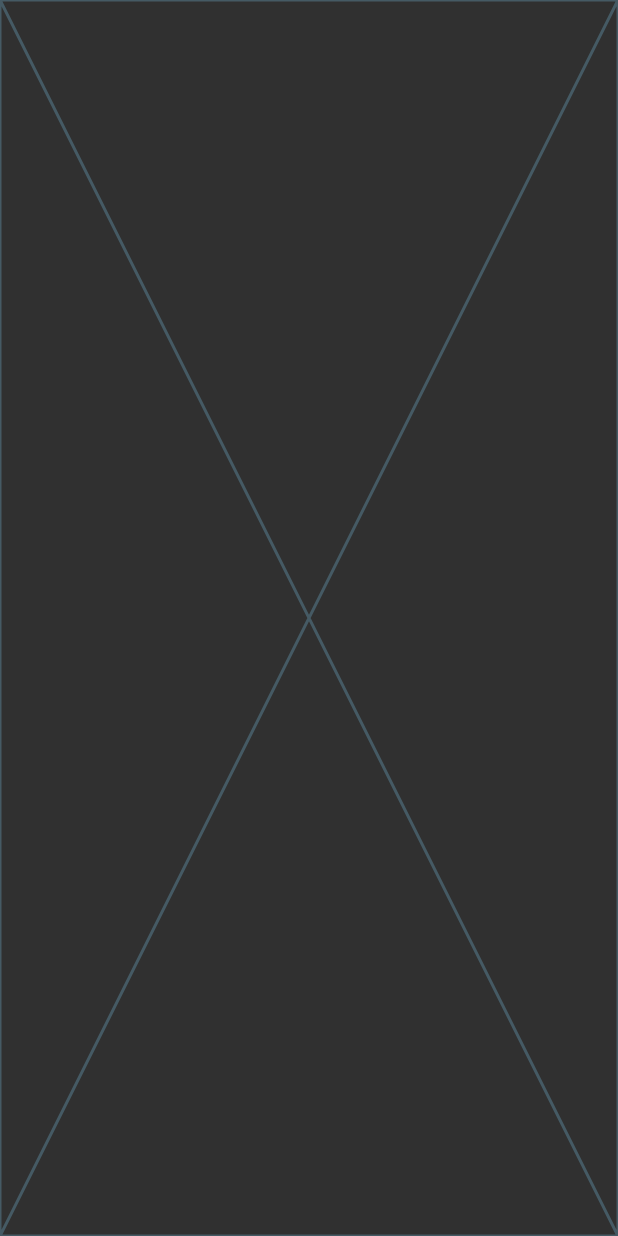
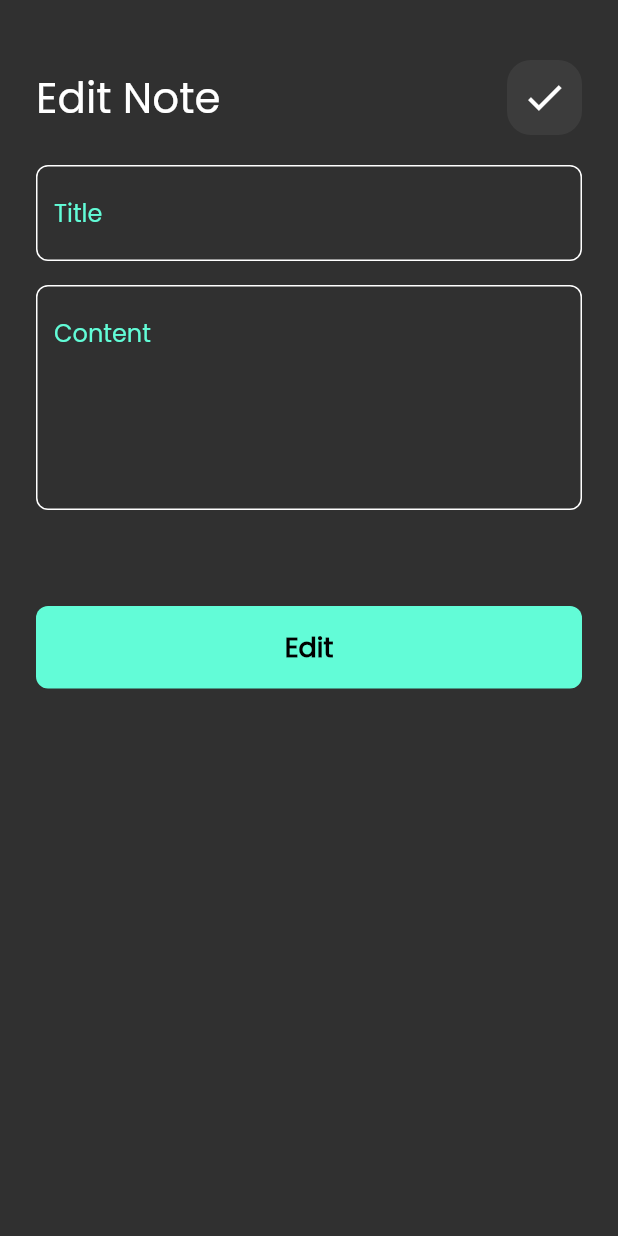
Before and after one commit to MarioMedhat10/Notes-App, a Flutter app: the EditNoteView screen opened directly, on a phone screen of 412 x 824 dp. Run offline on Flutter 3.47's test engine with Material 3 defaults, Android fonts, the phone set to English and light mode, and no system bars; our stand-ins replace font_awesome_flutter.

Commit message:
finish EditNoteViewBody ui

```diff
--- a/lib/views/edit_note_view.dart
+++ b/lib/views/edit_note_view.dart
@@ -7,7 +7,14 @@ class EditNoteView extends StatelessWidget {
   @override
   Widget build(BuildContext context) {
     return const Scaffold(
-      body: EditNoteViewBody(),
+      body: Padding(
+        padding: EdgeInsets.only(
+          top: 40,
+          right: 24,
+          left: 24,
+        ),
+        child: EditNoteViewBody(),
+      ),
     );
   }
 }
--- a/lib/views/widgets/edit_note_view_body.dart
+++ b/lib/views/widgets/edit_note_view_body.dart
@@ -1,10 +1,39 @@
 import 'package:flutter/material.dart';
+import 'package:notes_app/views/widgets/custom_app_bar.dart';
+import 'package:notes_app/views/widgets/custom_button.dart';
+import 'package:notes_app/views/widgets/custom_text_field.dart';
 
 class EditNoteViewBody extends StatelessWidget {
   const EditNoteViewBody({super.key});
 
   @override
   Widget build(BuildContext context) {
-    return const Placeholder();
+    return const Column(
+      children: [
+        CustomAppBar(
+          title: 'Edit Note',
+          icon: Icons.done,
+        ),
+        SizedBox(
+          height: 20,
+        ),
+        CustomTextField(
+          hintText: 'Title',
+        ),
+        SizedBox(
+          height: 16,
+        ),
+        CustomTextField(
+          hintText: 'Content',
+          maxLines: 5,
+        ),
+        SizedBox(
+          height: 64,
+        ),
+        CustomButton(
+          text: 'Edit',
+        ),
+      ],
+    );
   }
 }
```
